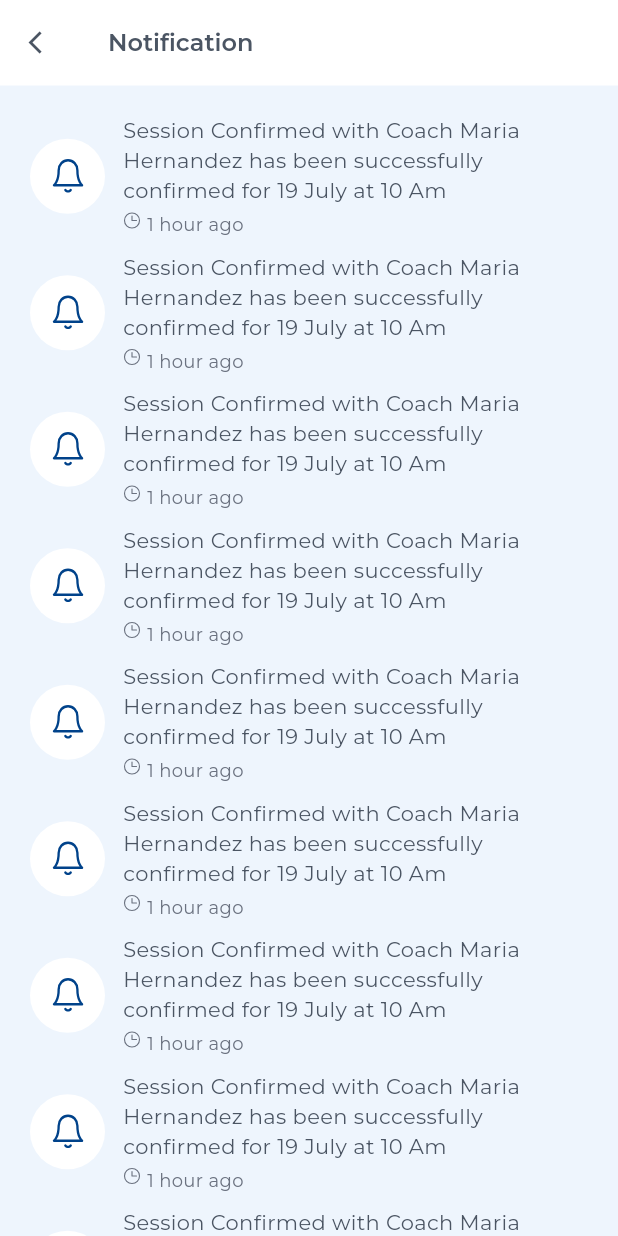
After one commit to MdLimon123/Find-A-Coach, a Flutter app: the NotificationScreen screen opened directly, on a phone screen of 412 x 824 dp. The commit adds this screen. Run offline on Flutter 3.47's test engine with Material 3 defaults, Android fonts, the phone set to English and light mode, and no system bars; our stand-ins replace flutter_otp_text_field, flutter_screenutil, flutter_spinkit, flutter_svg, get, image_cropper and 3 more; accounts and stored records are empty; project files that could hold a hidden picture were left out.

Commit message:
complete notification screen

```diff
--- a/lib/views/screen/ClientFlow/ClientHome/client_home_screen.dart
+++ b/lib/views/screen/ClientFlow/ClientHome/client_home_screen.dart
@@ -3,6 +3,7 @@ import 'package:find_me_a_coach/utils/style.dart';
 import 'package:find_me_a_coach/views/base/client_bottom_menu..dart';
 import 'package:find_me_a_coach/views/base/custom_text_field.dart';
 import 'package:find_me_a_coach/views/screen/ClientFlow/ClientHome/AllSubScreen/client_featured_coach_screen.dart';
+import 'package:find_me_a_coach/views/screen/ClientFlow/Notification/notification_screen.dart';
 import 'package:flutter/material.dart';
 import 'package:flutter_svg/flutter_svg.dart';
 import 'package:get/get.dart';
@@ -68,12 +69,17 @@ class _ClientHomeScreenState extends State<ClientHomeScreen> {
             Image.asset('assets/images/app_logo1.png'),
             Spacer(),
             _customContainer(
+              onTap: (){},
               image: 'assets/icons/cross.svg'
             ),
             _customContainer(
+              onTap: (){
+                Get.to(()=> NotificationScreen());
+              },
                 image: 'assets/icons/notification.svg'
             ),
             _customContainer(
+              onTap: (){},
                 image: 'assets/icons/settings.svg'
             ),
           ],
@@ -415,8 +421,10 @@ class _ClientHomeScreenState extends State<ClientHomeScreen> {
     );
   }
 
-   _customContainer({required String image}) {
-    return Container(
+   _customContainer({required String image, required Function()? onTap}) {
+    return InkWell(
+      onTap: onTap,
+      child: Container(
               height: 40,
               width: 40,
               decoration: BoxDecoration(
@@ -435,6 +443,7 @@ class _ClientHomeScreenState extends State<ClientHomeScreen> {
                 padding: const EdgeInsets.all(8.0),
                 child: SvgPicture.asset(image),
               ),
+            ),
     );
   }
 
--- /dev/null
+++ b/lib/views/screen/ClientFlow/Notification/notification_screen.dart
@@ -0,0 +1,79 @@
+import 'package:find_me_a_coach/utils/app_colors.dart';
+import 'package:find_me_a_coach/views/base/custom_appbar.dart';
+import 'package:flutter/material.dart';
+import 'package:flutter_svg/flutter_svg.dart';
+
+class NotificationScreen extends StatefulWidget {
+  const NotificationScreen({super.key});
+
+  @override
+  State<NotificationScreen> createState() => _NotificationScreenState();
+}
+
+class _NotificationScreenState extends State<NotificationScreen> {
+  @override
+  Widget build(BuildContext context) {
+    return Scaffold(
+      backgroundColor: AppColors.backgroundColor,
+      appBar: CustomAppbar(title: "Notification"),
+
+      body: ListView.separated(
+        physics: AlwaysScrollableScrollPhysics(),
+          padding: EdgeInsets.symmetric(horizontal: 20, vertical: 20),
+          itemBuilder: (context, index){
+            return SizedBox(
+              width: double.infinity,
+              child: Row(
+                children: [
+                  Container(
+                    height: 50,
+                    width: 50,
+                    decoration: BoxDecoration(
+                      color: AppColors.textColor,
+                      shape: BoxShape.circle
+                    ),
+                    child: Padding(
+                      padding: const EdgeInsets.all(12.0),
+                      child: SvgPicture.asset('assets/icons/notification2.svg'),
+                    ),
+                  ),
+                  SizedBox(width: 12,),
+                  Expanded(
+                    child: Column(
+                      mainAxisAlignment: MainAxisAlignment.start,
+                      crossAxisAlignment: CrossAxisAlignment.start,
+                      children: [
+                        Text("Session Confirmed with Coach Maria Hernandez has been successfully confirmed for 19 July at 10 Am",
+                        style: TextStyle(
+                          color: Color(0xFF4B5563),
+                          fontSize: 14,
+                          fontWeight: FontWeight.w400
+                        ),),
+                        SizedBox(height: 4,),
+                        Row(
+                          mainAxisAlignment: MainAxisAlignment.start,
+                          crossAxisAlignment: CrossAxisAlignment.start,
+                          children: [
+                            SvgPicture.asset('assets/icons/clock.svg'),
+                            SizedBox(width: 4,),
+                            Text("1 hour ago",
+                            style: TextStyle(
+                              color: Color(0xFF6B7280),
+                              fontSize: 12,
+                              fontWeight: FontWeight.w400
+                            ),)
+                          ],
+                        )
+                      ],
+                    ),
+                  )
+                ],
+              ),
+            );
+          },
+          separatorBuilder: (_, index)=> SizedBox(height: 10,),
+          itemCount: 10),
+
+    );
+  }
+}
```
Also changed, not shown: assets/icons/clock.svg (added), assets/icons/notification2.svg (added). Lines whose indentation alone changed are shown as unchanged.
